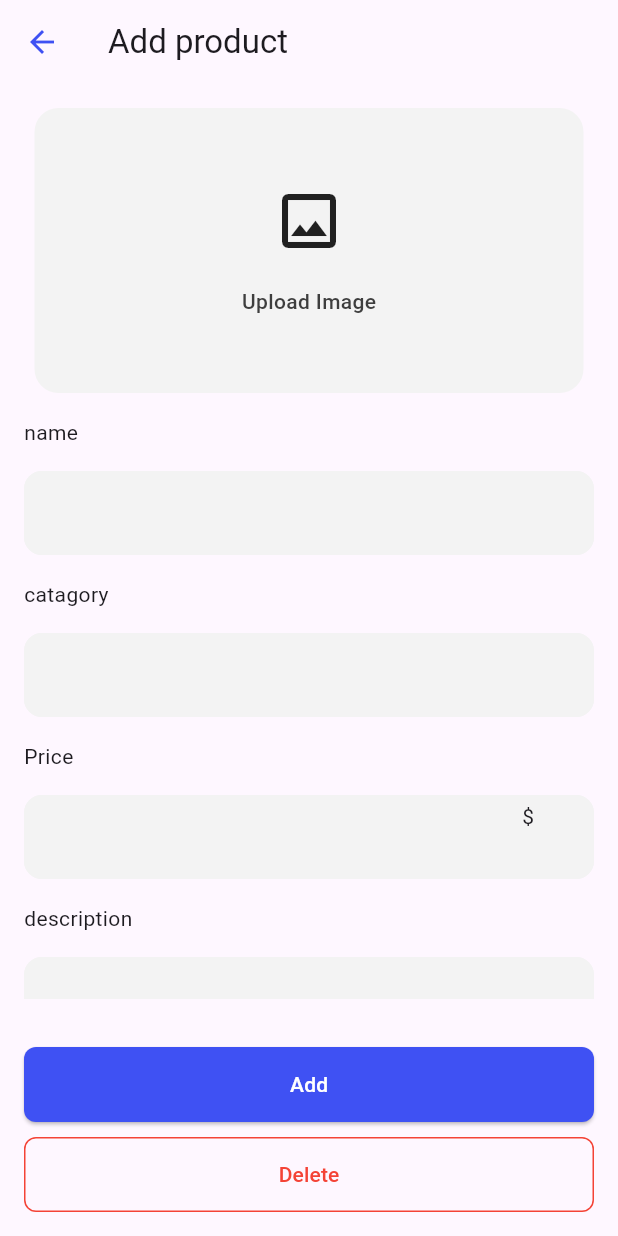
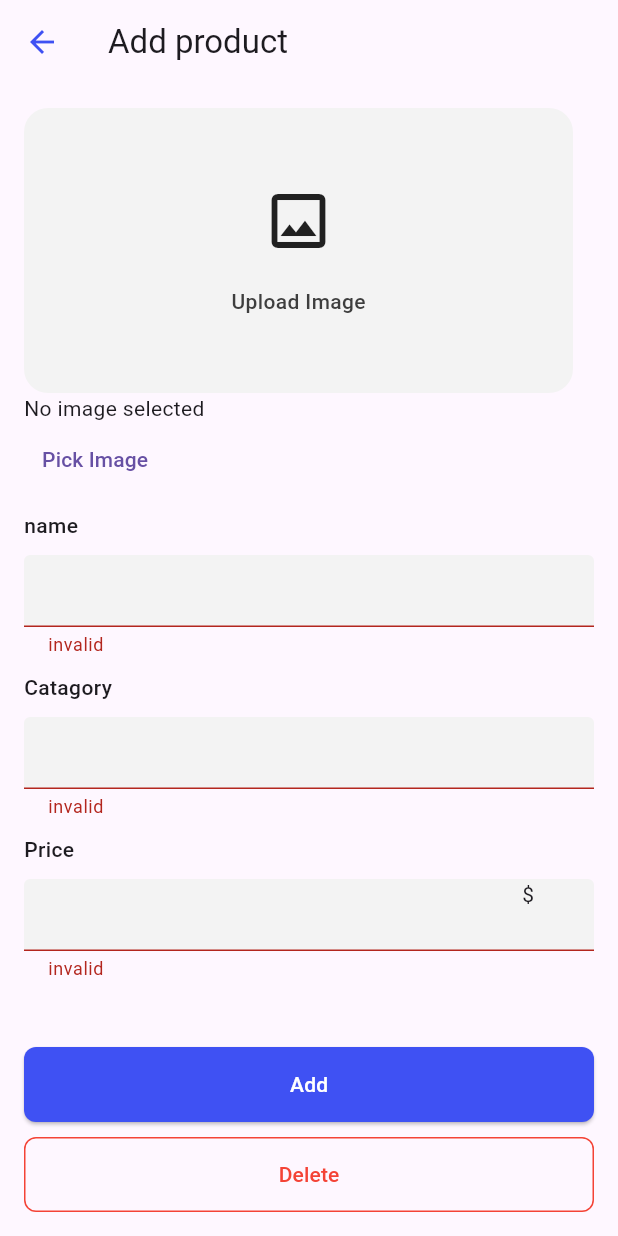
Before and after one commit to Ramsi97/2025-project-phase-mobile-tasks, a Flutter app: the AddOrUpdatePage screen opened by its route, after a tap on "Add", on a phone screen of 412 x 824 dp. Run offline on Flutter 3.47's test engine with Material 3 defaults, Android fonts, the phone set to English and light mode, and no system bars; our stand-ins replace image_picker; Roboto replaces fonts that are missing (Poppins).

Commit message:
adding image picker

```diff
--- a/mobile/Remedan/task_6/lib/add_or_update_page.dart
+++ b/mobile/Remedan/task_6/lib/add_or_update_page.dart
@@ -10,6 +10,21 @@ class AddOrUpdatePage extends StatefulWidget {
 }
 
 class _AddOrUpdatePageState extends State<AddOrUpdatePage> {
+  final _formKey = GlobalKey<FormState>();
+  final TextEditingController _nameController = TextEditingController();
+  XFile? _imageFile;
+
+  final ImagePicker _picker = ImagePicker();
+
+  Future<void> _pickImage() async {
+    final picked = await _picker.pickImage(source: ImageSource.gallery);
+    if (picked != null) {
+      setState(() {
+        _imageFile = picked;
+      });
+    }
+  }
+
   @override
   Widget build(BuildContext context) {
     return Scaffold(
@@ -19,9 +34,13 @@ class _AddOrUpdatePageState extends State<AddOrUpdatePage> {
         child: Padding(
           padding: EdgeInsets.all(16.0),
           child: Form(
+            key: _formKey,
             child: Column(
+              crossAxisAlignment: CrossAxisAlignment.start,
               children: [
-                Container(
+                GestureDetector(
+                  onTap: () {},
+                  child: Container(
                     width: 366,
                     height: 190,
                     decoration: BoxDecoration(
@@ -48,14 +67,28 @@ class _AddOrUpdatePageState extends State<AddOrUpdatePage> {
                       ),
                     ),
                   ),
-                Column(
-                  crossAxisAlignment: CrossAxisAlignment.start,
-                  children: [
-                    Container(
-                      margin: EdgeInsets.fromLTRB(0, 16, 0, 16),
-                      child: Text("name"),
                 ),
-                    TextField(
+
+                _imageFile != null
+                    ? Image.file(File(_imageFile!.path), height: 150)
+                    : Text("No image selected"),
+                TextButton(onPressed: _pickImage, child: Text("Pick Image")),
+
+                // image accepter form
+                SizedBox(height: 10),
+
+                Text(
+                  "name",
+                  style: TextStyle(
+                    fontWeight: FontWeight.w500,
+                    fontSize: 14,
+                    fontFamily: "Poppins",
+                  ),
+                ),
+
+                SizedBox(height: 10),
+
+                TextFormField(
                   decoration: InputDecoration(
                     filled: true,
                     fillColor: Color.fromRGBO(243, 243, 243, 1),
@@ -71,23 +104,32 @@ class _AddOrUpdatePageState extends State<AddOrUpdatePage> {
                         color: Color.fromRGBO(243, 243, 243, 1),
                         width: 2,
                       ),
-                        ), //rgba(243, 243, 243, 1)
                     ),
                   ),
-                  ],
+                  validator: (value) {
+                    if (value == null || value.isEmpty) {
+                      return "invalid";
+                    }
+                    return null;
+                  },
                 ),
 
-                Column(
-                  crossAxisAlignment: CrossAxisAlignment.start,
-                  children: [
-                    Container(
-                      margin: EdgeInsets.fromLTRB(0, 16, 0, 16),
-                      child: Text("catagory"),
+                SizedBox(height: 10),
+
+                Text(
+                  "Catagory",
+                  style: TextStyle(
+                    fontWeight: FontWeight.w500,
+                    fontSize: 14,
+                    fontFamily: "Poppins",
                   ),
-                    TextField(
+                ),
+
+                SizedBox(height: 10),
+
+                TextFormField(
                   decoration: InputDecoration(
                     filled: true,
-
                     fillColor: Color.fromRGBO(243, 243, 243, 1),
                     enabledBorder: OutlineInputBorder(
                       borderRadius: BorderRadius.circular(12.0),
@@ -101,20 +143,29 @@ class _AddOrUpdatePageState extends State<AddOrUpdatePage> {
                         color: Color.fromRGBO(243, 243, 243, 1),
                         width: 2,
                       ),
-                        ), //rgba(243, 243, 243, 1)
                     ),
                   ),
-                  ],
+                  validator: (value) {
+                    if (value == null || value.isEmpty) {
+                      return "invalid";
+                    }
+                    return null;
+                  },
+                ),
+                SizedBox(height: 10),
+
+                Text(
+                  "Price",
+                  style: TextStyle(
+                    fontWeight: FontWeight.w500,
+                    fontSize: 14,
+                    fontFamily: "Poppins",
+                  ),
                 ),
 
-                Column(
-                  crossAxisAlignment: CrossAxisAlignment.start,
-                  children: [
-                    Container(
-                      margin: EdgeInsets.fromLTRB(0, 16, 0, 16),
-                      child: Text("Price"),
-                    ),
-                    TextField(
+                SizedBox(height: 10),
+
+                TextFormField(
                   decoration: InputDecoration(
                     filled: true,
                     fillColor: Color.fromRGBO(243, 243, 243, 1),
@@ -133,23 +184,32 @@ class _AddOrUpdatePageState extends State<AddOrUpdatePage> {
                       ),
                     ),
                   ),
-                    ),
-                  ],
+                  validator: (value) {
+                    if (value == null || value.isEmpty) {
+                      return "invalid";
+                    }
+                    return null;
+                  },
                 ),
 
-                Column(
-                  crossAxisAlignment: CrossAxisAlignment.start,
-                  children: [
-                    Container(
-                      margin: EdgeInsets.fromLTRB(0, 16, 0, 16),
-                      child: Text("description"),
+                SizedBox(height: 10),
+
+                Text(
+                  "description",
+                  style: TextStyle(
+                    fontWeight: FontWeight.w500,
+                    fontSize: 14,
+                    fontFamily: "Poppins",
                   ),
-                    TextField(
-                      maxLines: 10,
-                      minLines: 6,
+                ),
+
+                SizedBox(height: 10),
+
+                TextFormField(
+                  minLines: 5,
+                  maxLines: 15,
                   decoration: InputDecoration(
                     filled: true,
-
                     fillColor: Color.fromRGBO(243, 243, 243, 1),
                     enabledBorder: OutlineInputBorder(
                       borderRadius: BorderRadius.circular(12.0),
@@ -165,9 +225,16 @@ class _AddOrUpdatePageState extends State<AddOrUpdatePage> {
                       ),
                     ),
                   ),
+
+                  validator: (value) {
+                    if (value == null || value.isEmpty) {
+                      return "Invalid";
+                    }
+                    return null;
+                  },
                 ),
-                  ],
-                ),
+
+                // updated until this
               ],
             ),
           ),
@@ -192,7 +259,9 @@ class _AddOrUpdatePageState extends State<AddOrUpdatePage> {
                   backgroundColor: Color.fromRGBO(63, 81, 243, 1),
                   foregroundColor: Colors.white,
                 ),
-                onPressed: () {},
+                onPressed: () {
+                  if (_formKey.currentState!.validate()) {}
+                },
                 child: Text("Add"),
               ),
             ),
@@ -209,7 +278,9 @@ class _AddOrUpdatePageState extends State<AddOrUpdatePage> {
                   foregroundColor: Colors.red,
                   side: BorderSide(color: Colors.red, width: 1),
                 ),
-                onPressed: () {},
+                onPressed: () {
+                  _formKey.currentState!.reset();
+                },
                 child: Text("Delete"),
               ),
             ),
```
Lines whose indentation alone changed are shown as unchanged.
